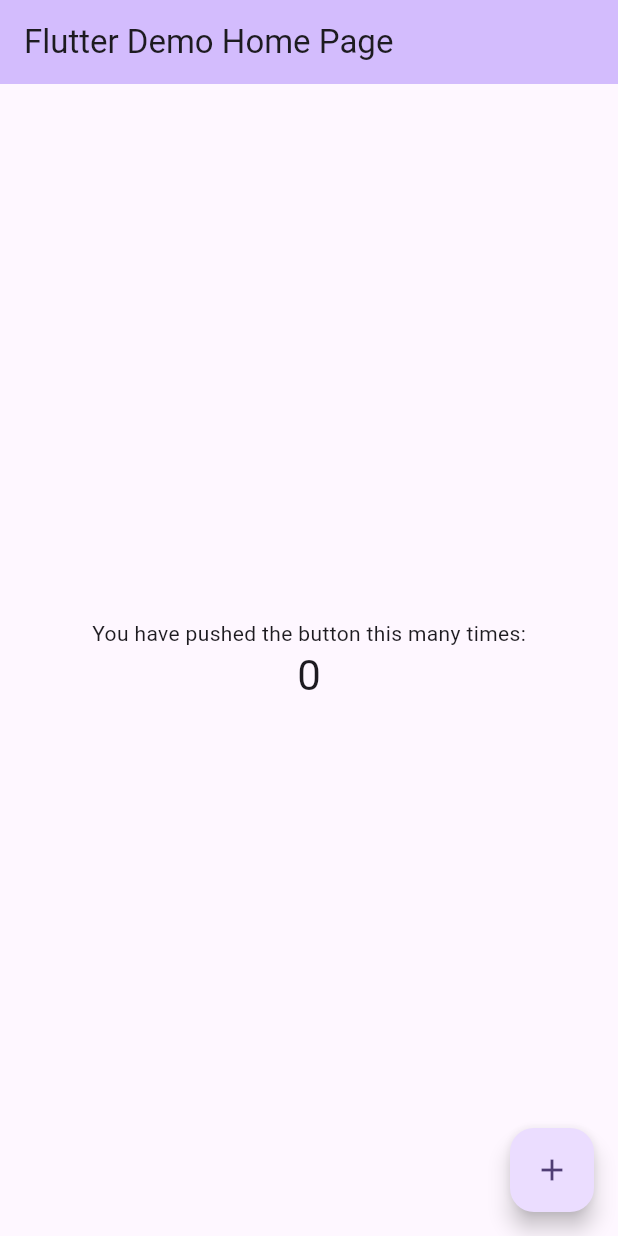
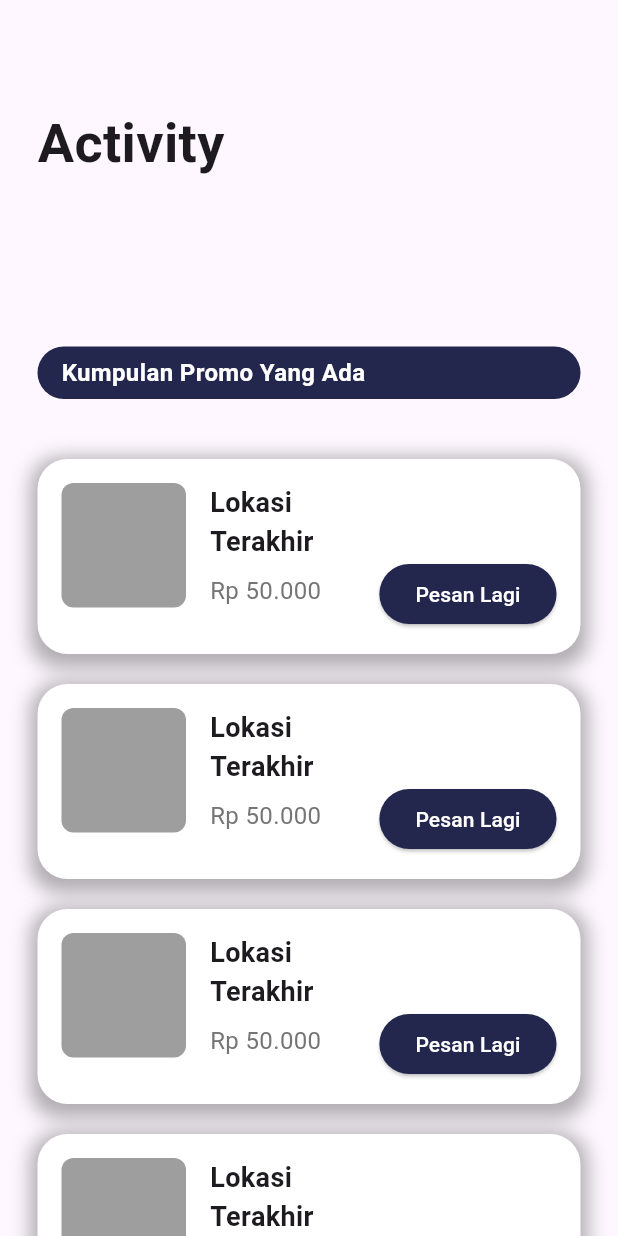
Before and after one commit to HengkyLaurencio/GoDec, a Flutter app: the screen it shows after launch, on a phone screen of 412 x 824 dp. Run offline on Flutter 3.47's test engine with Material 3 defaults, Android fonts, the phone set to English and light mode, and no system bars.

Commit message:
Activity Page

```diff
--- /dev/null
+++ b/lib/activity.dart
@@ -0,0 +1,175 @@
+import 'package:flutter/material.dart';
+
+void main() {
+  runApp(const MyApp());
+}
+
+class MyApp extends StatelessWidget {
+  const MyApp({super.key});
+
+  @override
+  Widget build(BuildContext context) {
+    return MaterialApp(
+      debugShowCheckedModeBanner: false,
+      theme: ThemeData(),
+      home: const WhiteScreen(),
+    );
+  }
+}
+
+class WhiteScreen extends StatelessWidget {
+  const WhiteScreen({super.key});
+
+  @override
+  Widget build(BuildContext context) {
+    return Scaffold(
+      body: SingleChildScrollView(
+        child: Column(
+          children: [
+            const SizedBox(height: 70),
+            Align(
+              alignment: Alignment.topLeft,
+              child: Padding(
+                padding: const EdgeInsets.symmetric(horizontal: 25),
+                child: Text(
+                  'Activity',
+                  style: TextStyle(
+                    fontSize: 36,
+                    fontWeight: FontWeight.bold,
+                  ),
+                ),
+              ),
+            ),
+            const SizedBox(height: 110),
+            Padding(
+              padding: const EdgeInsets.symmetric(horizontal: 25),
+              child: Container(
+                width: double.infinity,
+                height: 35,
+                decoration: BoxDecoration(
+                  color: const Color(0xFF23274D),
+                  borderRadius: BorderRadius.circular(20),
+                ),
+                child: Align(
+                  alignment: Alignment.centerLeft,
+                  child: Padding(
+                    padding: const EdgeInsets.only(
+                        left: 16),
+                    child: Text(
+                      'Kumpulan Promo Yang Ada',
+                      style: TextStyle(
+                        color: Colors.white,
+                        fontSize: 16,
+                        fontWeight: FontWeight.bold,
+                      ),
+                    ),
+                  ),
+                ),
+              ),
+            ),
+            const SizedBox(height: 40),
+            _buildHistoryCard(),
+            const SizedBox(height: 20),
+            _buildHistoryCard(),
+            const SizedBox(height: 20),
+            _buildHistoryCard(),
+            const SizedBox(height: 20),
+            _buildHistoryCard(),
+            const SizedBox(height: 20),
+            _buildHistoryCard(),
+            const SizedBox(height: 20),
+            _buildHistoryCard(),
+            const SizedBox(height: 20),
+            _buildHistoryCard(),
+            const SizedBox(height: 20),
+            _buildHistoryCard(),
+            const SizedBox(height: 20),
+            _buildHistoryCard(),
+            const SizedBox(height: 20),
+            _buildHistoryCard(),
+          ],
+        ),
+      ),
+    );
+  }
+
+  Widget _buildHistoryCard() {
+    return Padding(
+      padding: const EdgeInsets.symmetric(horizontal: 25),
+      child: Container(
+        width: double.infinity,
+        height: 130,
+        decoration: BoxDecoration(
+          color: Colors.white,
+          borderRadius: BorderRadius.circular(20),
+          boxShadow: [
+            BoxShadow(
+              color: Colors.black.withOpacity(0.3),
+              spreadRadius: 5,
+              blurRadius: 10,
+              offset: const Offset(0, 4),
+            ),
+          ],
+        ),
+        child: Padding(
+          padding: const EdgeInsets.all(16.0),
+          child: Row(
+            crossAxisAlignment: CrossAxisAlignment.start,
+            children: [
+              // Kotak Dummy Icon
+              Container(
+                width: 83,
+                height: 83,
+                decoration: BoxDecoration(
+                  color: Colors.grey,
+                  borderRadius: BorderRadius.circular(8),
+                ),
+              ),
+              const SizedBox(width: 16),
+
+              // Informasi Lokasi dan Harga
+              Expanded(
+                child: Column(
+                  crossAxisAlignment: CrossAxisAlignment.start,
+                  children: [
+                    Text(
+                      'Lokasi Terakhir',
+                      style: TextStyle(
+                        fontSize: 18,
+                        fontWeight: FontWeight.bold,
+                      ),
+                    ),
+                    const SizedBox(height: 8),
+                    Text(
+                      'Rp 50.000',
+                      style: TextStyle(
+                        fontSize: 16,
+                        color: Colors.grey[600],
+                      ),
+                    ),
+                  ],
+                ),
+              ),
+
+              // Tombol Pesan Lagi
+              Align(
+                alignment: Alignment.bottomRight,
+                child: ElevatedButton(
+                  onPressed: () {},
+                  style: ElevatedButton.styleFrom(
+                    backgroundColor: const Color(0xFF23274D),
+                    foregroundColor: Colors.white,
+                    shape: RoundedRectangleBorder(
+                      borderRadius: BorderRadius.circular(20),
+                    ),
+                  ),
+                  child: const Text('Pesan Lagi'),
+                ),
+              ),
+            ],
+          ),
+        ),
+      ),
+    );
+  }
+}
--- a/lib/main.dart
+++ b/lib/main.dart
@@ -1,4 +1,5 @@
 import 'package:flutter/material.dart';
+import 'package:godec/activity.dart';
 
 void main() {
   runApp(const MyApp());
@@ -7,119 +8,15 @@ void main() {
 class MyApp extends StatelessWidget {
   const MyApp({super.key});
 
-  // This widget is the root of your application.
   @override
   Widget build(BuildContext context) {
     return MaterialApp(
-      title: 'Flutter Demo',
+      title: 'GoDec',
       theme: ThemeData(
-        // This is the theme of your application.
-        //
-        // TRY THIS: Try running your application with "flutter run". You'll see
-        // the application has a purple toolbar. Then, without quitting the app,
-        // try changing the seedColor in the colorScheme below to Colors.green
-        // and then invoke "hot reload" (save your changes or press the "hot
-        // reload" button in a Flutter-supported IDE, or press "r" if you used
-        // the command line to start the app).
-        //
-        // Notice that the counter didn't reset back to zero; the application
-        // state is not lost during the reload. To reset the state, use hot
-        // restart instead.
-        //
-        // This works for code too, not just values: Most code changes can be
-        // tested with just a hot reload.
         colorScheme: ColorScheme.fromSeed(seedColor: Colors.deepPurple),
         useMaterial3: true,
       ),
-      home: const MyHomePage(title: 'Flutter Demo Home Page'),
+      home: const WhiteScreen(),
     );
   }
 }
-
-class MyHomePage extends StatefulWidget {
-  const MyHomePage({super.key, required this.title});
-
-  // This widget is the home page of your application. It is stateful, meaning
-  // that it has a State object (defined below) that contains fields that affect
-  // how it looks.
-
-  // This class is the configuration for the state. It holds the values (in this
-  // case the title) provided by the parent (in this case the App widget) and
-  // used by the build method of the State. Fields in a Widget subclass are
-  // always marked "final".
-
-  final String title;
-
-  @override
-  State<MyHomePage> createState() => _MyHomePageState();
-}
-
-class _MyHomePageState extends State<MyHomePage> {
-  int _counter = 0;
-
-  void _incrementCounter() {
-    setState(() {
-      // This call to setState tells the Flutter framework that something has
-      // changed in this State, which causes it to rerun the build method below
-      // so that the display can reflect the updated values. If we changed
-      // _counter without calling setState(), then the build method would not be
-      // called again, and so nothing would appear to happen.
-      _counter++;
-    });
-  }
-
-  @override
-  Widget build(BuildContext context) {
-    // This method is rerun every time setState is called, for instance as done
-    // by the _incrementCounter method above.
-    //
-    // The Flutter framework has been optimized to make rerunning build methods
-    // fast, so that you can just rebuild anything that needs updating rather
-    // than having to individually change instances of widgets.
-    return Scaffold(
-      appBar: AppBar(
-        // TRY THIS: Try changing the color here to a specific color (to
-        // Colors.amber, perhaps?) and trigger a hot reload to see the AppBar
-        // change color while the other colors stay the same.
-        backgroundColor: Theme.of(context).colorScheme.inversePrimary,
-        // Here we take the value from the MyHomePage object that was created by
-        // the App.build method, and use it to set our appbar title.
-        title: Text(widget.title),
-      ),
-      body: Center(
-        // Center is a layout widget. It takes a single child and positions it
-        // in the middle of the parent.
-        child: Column(
-          // Column is also a layout widget. It takes a list of children and
-          // arranges them vertically. By default, it sizes itself to fit its
-          // children horizontally, and tries to be as tall as its parent.
-          //
-          // Column has various properties to control how it sizes itself and
-          // how it positions its children. Here we use mainAxisAlignment to
-          // center the children vertically; the main axis here is the vertical
-          // axis because Columns are vertical (the cross axis would be
-          // horizontal).
-          //
-          // TRY THIS: Invoke "debug painting" (choose the "Toggle Debug Paint"
-          // action in the IDE, or press "p" in the console), to see the
-          // wireframe for each widget.
-          mainAxisAlignment: MainAxisAlignment.center,
-          children: <Widget>[
-            const Text(
-              'You have pushed the button this many times:',
-            ),
-            Text(
-              '$_counter',
-              style: Theme.of(context).textTheme.headlineMedium,
-            ),
-          ],
-        ),
-      ),
-      floatingActionButton: FloatingActionButton(
-        onPressed: _incrementCounter,
-        tooltip: 'Increment',
-        child: const Icon(Icons.add),
-      ), // This trailing comma makes auto-formatting nicer for build methods.
-    );
-  }
-}
```
